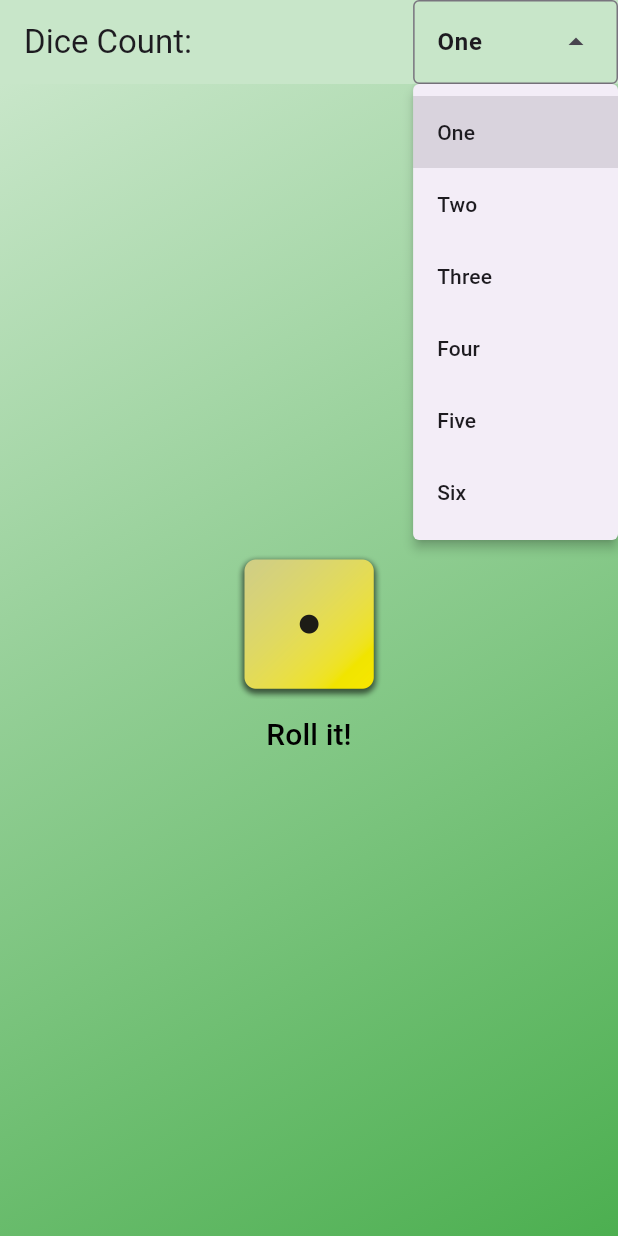
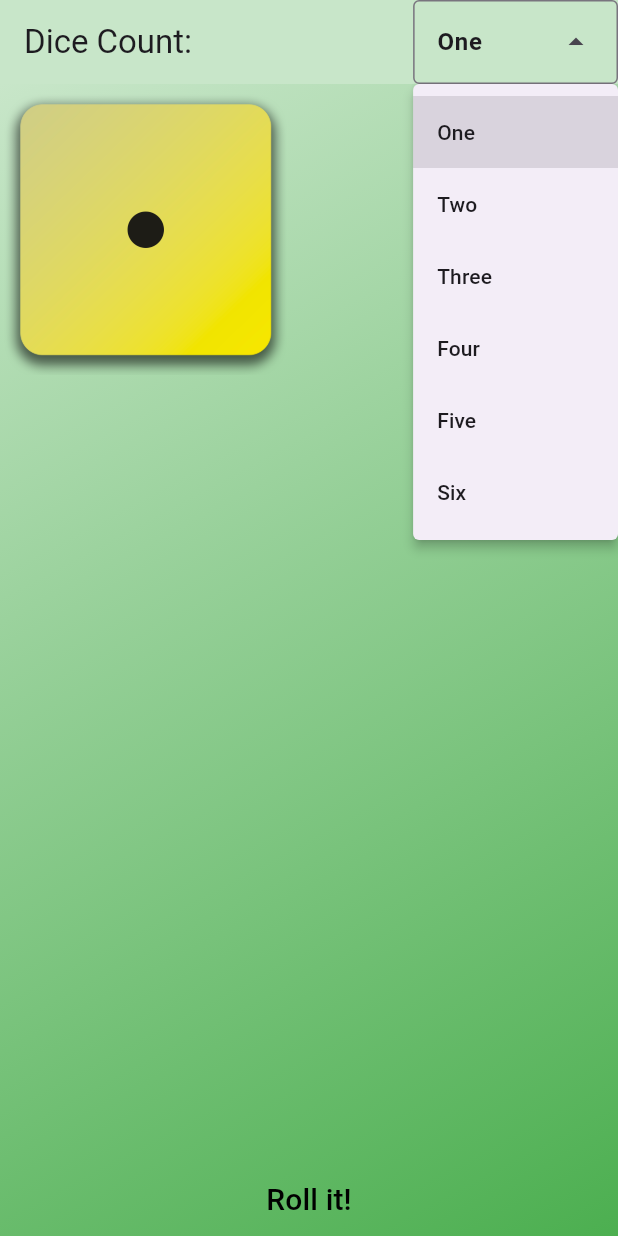
Before and after one commit to ECMessina/roll_it, a Flutter app: the screen it shows after launch, after a tap on "One", on a phone screen of 412 x 824 dp. Run offline on Flutter 3.47's test engine with Material 3 defaults, Android fonts, the phone set to English and light mode, and no system bars; our stand-ins replace audioplayers, flutter_riverpod.

Commit message:
Implemented riverpod to watch rollContent and read diceCount

```diff
--- a/lib/dice_count.dart
+++ b/lib/dice_count.dart
@@ -1,13 +1,11 @@
 import 'package:flutter/material.dart';
+import 'package:flutter_riverpod/flutter_riverpod.dart';
+import 'package:roll_it/dice_count_provider.dart';
 
-class DiceCount extends StatefulWidget {
-  const DiceCount({super.key});
+class DiceCount extends ConsumerWidget {
+  DiceCount({super.key});
 
-  @override
-  State<DiceCount> createState() => _DiceCountState();
-}
-
-List<String> numOfDice = <String>[
+  final List<String> numOfDice = <String>[
     'One',
     'Two',
     'Three',
@@ -16,20 +14,15 @@ List<String> numOfDice = <String>[
     'Six'
   ];
 
-class _DiceCountState extends State<DiceCount> {
-  String dropdownValue = numOfDice.first;
-
   @override
-  Widget build(BuildContext context) {
+  Widget build(BuildContext context, WidgetRef ref) {
     return DropdownMenu<String>(
-      initialSelection: numOfDice.first,
+      initialSelection: numOfDice[ref.read(diceCountProvider)],
       textStyle: const TextStyle(
         fontWeight: FontWeight.bold,
       ),
       onSelected: (String? value) {
-        setState(() {
-          dropdownValue = value!;
-        });
+        ref.read(diceCountProvider.notifier).state = numOfDice.indexOf(value!);
       },
       dropdownMenuEntries: numOfDice.map<DropdownMenuEntry<String>>((String value) {
         return DropdownMenuEntry<String>(value: value, label: value);
--- /dev/null
+++ b/lib/dice_count_provider.dart
@@ -0,0 +1,5 @@
+import 'package:flutter_riverpod/flutter_riverpod.dart';
+
+final diceCountProvider = StateProvider<int>((ref) {
+  return 0;
+});
--- a/lib/main.dart
+++ b/lib/main.dart
@@ -1,9 +1,12 @@
 import 'package:flutter/material.dart';
 import 'package:roll_it/dice_count.dart';
 import 'package:roll_it/gradient_container.dart';
+import 'package:flutter_riverpod/flutter_riverpod.dart';
 
 void main() {
-  runApp(const MainApp());
+  runApp(const ProviderScope(
+    child: MainApp(),
+  ));
 }
 
 class MainApp extends StatelessWidget {
@@ -16,7 +19,7 @@ class MainApp extends StatelessWidget {
         appBar: AppBar(
           backgroundColor: Colors.green[100],
           title: const Text('Dice Count:'),
-          actions: const [
+          actions: [
             DiceCount(),
           ],
         ),
--- a/lib/roll_content.dart
+++ b/lib/roll_content.dart
@@ -1,15 +1,17 @@
 import 'dart:math';
 import 'package:flutter/material.dart';
 import 'package:audioplayers/audioplayers.dart';
+import 'package:flutter_riverpod/flutter_riverpod.dart';
+import 'package:roll_it/dice_count_provider.dart';
 
-class RollContent extends StatefulWidget {
+class RollContent extends ConsumerStatefulWidget {
   const RollContent({super.key});
 
   @override
-  State<RollContent> createState() => _RollContentState();
+  ConsumerState<RollContent> createState() => _RollContentState();
 }
 
-class _RollContentState extends State<RollContent> {
+class _RollContentState extends ConsumerState<RollContent> {
   int currentRoll = 1;
 
   void rollIt() async {
@@ -28,10 +30,21 @@ class _RollContentState extends State<RollContent> {
     return Column(
       mainAxisAlignment: MainAxisAlignment.center,
       children: [
-        Image.asset(
-          'assets/images/dice-$currentRoll.png',
-          width: 100,
-          height: 100,
+        Expanded(
+          child: GridView.builder(
+            physics: const NeverScrollableScrollPhysics(),
+            gridDelegate: const SliverGridDelegateWithFixedCrossAxisCount(
+              crossAxisCount: 2,
+              crossAxisSpacing: 24.0,
+              mainAxisSpacing: 24.0,
+            ),
+            itemCount: ref.watch(diceCountProvider) + 1,
+            itemBuilder: (BuildContext context, int index) {
+              return Image.asset(
+                'assets/images/dice-$currentRoll.png',
+              );
+            },
+          ),
         ),
         TextButton(
           onPressed: rollIt,
--- a/pubspec.yaml
+++ b/pubspec.yaml
@@ -10,6 +10,7 @@ dependencies:
   flutter:
     sdk: flutter
   audioplayers: ^5.2.1
+  flutter_riverpod: ^2.4.9
 
 dev_dependencies:
   flutter_test:
```
Also changed, not shown: pubspec.lock. Lines whose indentation alone changed are shown as unchanged.
